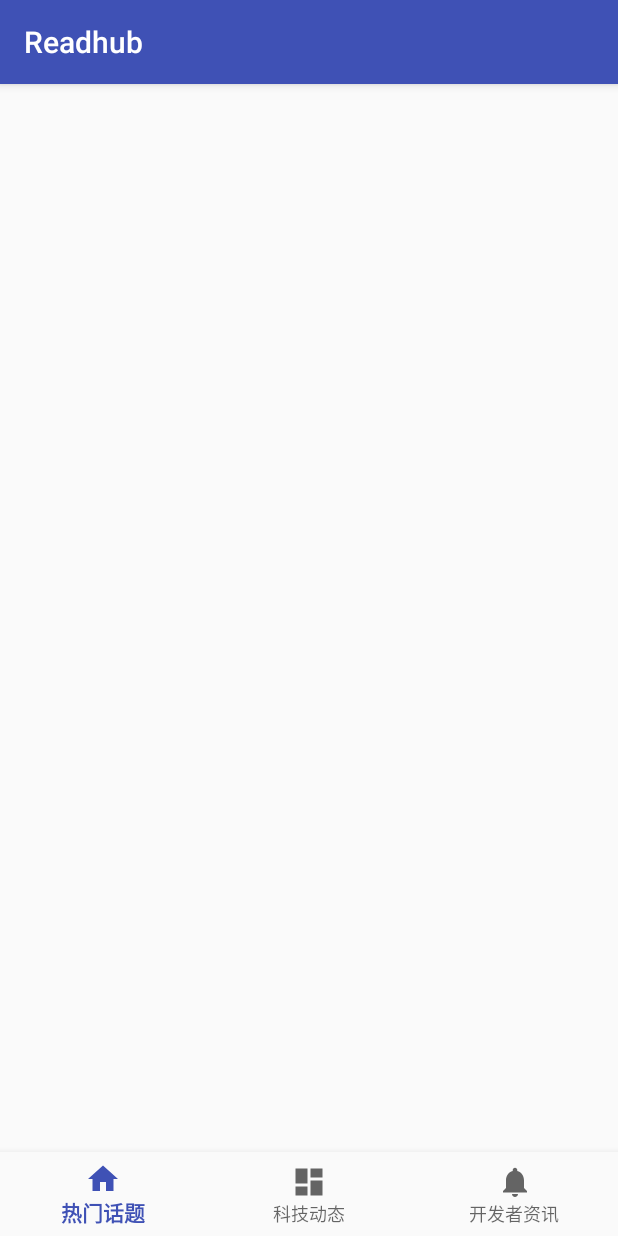
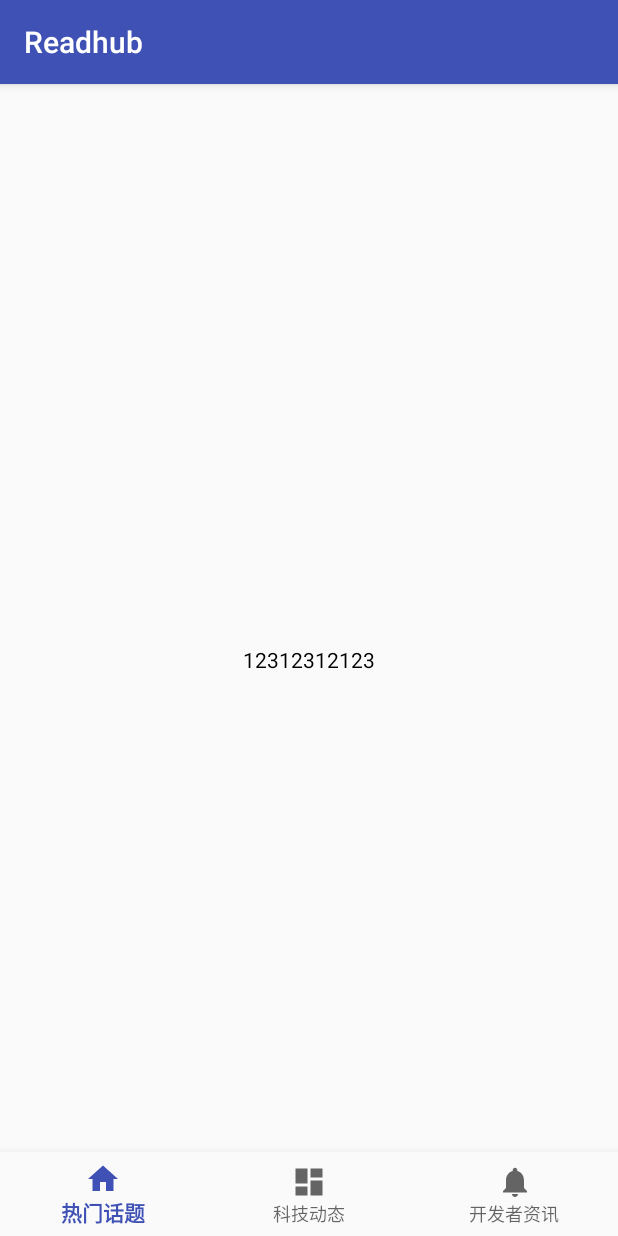
Before and after one commit to zhongbaitu/Readhub-Kotlin, an Android app: the screen it shows after launch (MainActivity), on a phone screen of 412 x 824 dp. Run offline under Robolectric (Android 15) with nearby library versions, the phone set to English and light mode, and no system bars.

Commit message:
完善首页页面切换逻辑

```diff
--- a/app/src/main/java/app/xiaobaitu/readhub/MainActivity.kt
+++ b/app/src/main/java/app/xiaobaitu/readhub/MainActivity.kt
@@ -2,8 +2,15 @@ package app.xiaobaitu.readhub
 
 import android.os.Bundle
 import android.support.design.widget.BottomNavigationView
+import android.support.v4.app.Fragment
+import android.support.v4.app.FragmentManager
+import android.support.v4.app.FragmentPagerAdapter
 import android.support.v7.app.AppCompatActivity
 import android.util.Log
+import app.xiaobaitu.readhub.base.BaseFragment
+import app.xiaobaitu.readhub.feature.news.NewsFragment
+import app.xiaobaitu.readhub.feature.technews.TechNewsFragment
+import app.xiaobaitu.readhub.feature.topic.TopicFragment
 import app.xiaobaitu.readhub.network.DataLoader
 import kotlinx.android.synthetic.main.activity_main.*
 
@@ -11,18 +18,29 @@ class MainActivity : AppCompatActivity() {
 
     val TAG : String = "MainActivity"
 
+    private val PAGE_TOPIC = 0
+    private val PAGE_NEWS = 1
+    private val PAGE_TECH_NEWS = 2
+
+    private val mRhPageAdapter:RhPageAdapter
+
+    init {
+        val fragmentList:List<BaseFragment> = listOf(TopicFragment(), NewsFragment(), TechNewsFragment())
+        mRhPageAdapter = RhPageAdapter(supportFragmentManager, fragmentList)
+    }
+
     private val mOnNavigationItemSelectedListener = BottomNavigationView.OnNavigationItemSelectedListener { item ->
         when (item.itemId) {
             R.id.navigation_home -> {
-                switchPage()
+                switchPage(PAGE_TOPIC)
                 return@OnNavigationItemSelectedListener true
             }
             R.id.navigation_dashboard -> {
-                switchPage()
+                switchPage(PAGE_NEWS)
                 return@OnNavigationItemSelectedListener true
             }
             R.id.navigation_notifications -> {
-                switchPage()
+                switchPage(PAGE_TECH_NEWS)
                 return@OnNavigationItemSelectedListener true
             }
         }
@@ -34,10 +52,12 @@ class MainActivity : AppCompatActivity() {
         setContentView(R.layout.activity_main)
 
         navigation.setOnNavigationItemSelectedListener(mOnNavigationItemSelectedListener)
+
+        mainViewPager.adapter = mRhPageAdapter
     }
 
-    private fun switchPage(){
-//        mainViewPager.adapter =
+    private fun switchPage(page:Int){
+        mainViewPager.setCurrentItem(page, true)
     }
 
     fun test() {
@@ -47,15 +67,16 @@ class MainActivity : AppCompatActivity() {
         }
     }
 
-//    internal class RhPageAdapter : PagerAdapter() {
-//
-//        override fun isViewFromObject(view: View?, `object`: Any?): Boolean {
-//            TODO("not implemented") //To change body of created functions use File | Settings | File Templates.
-//        }
-//
-//        override fun getCount(): Int {
-//            TODO("not implemented") //To change body of created functions use File | Settings | File Templates.
-//        }
-//
-//    }
+    class RhPageAdapter(fm: FragmentManager?, data:List<BaseFragment>) : FragmentPagerAdapter(fm) {
+
+        private val mFragmentList: List<BaseFragment> = data
+
+        override fun getItem(position: Int): Fragment {
+            return mFragmentList[position]
+        }
+
+        override fun getCount(): Int {
+            return mFragmentList.size
+        }
+    }
 }
--- /dev/null
+++ b/app/src/main/java/app/xiaobaitu/readhub/base/BaseFragment.kt
@@ -0,0 +1,26 @@
+package app.xiaobaitu.readhub.base
+
+import android.os.Bundle
+import android.support.v4.app.Fragment
+import android.view.LayoutInflater
+import android.view.View
+import android.view.ViewGroup
+
+/**
+ * Created by baitu on 18/1/1.
+ * Fragment基类
+ */
+abstract class BaseFragment:Fragment() {
+
+    private val mLayoutId:Int
+
+    init {
+        mLayoutId = this.getLayoutId()
+    }
+
+    override fun onCreateView(inflater: LayoutInflater?, container: ViewGroup?, savedInstanceState: Bundle?): View? {
+        return inflater?.inflate(mLayoutId, container, false)
+    }
+
+    protected abstract fun getLayoutId():Int
+}
--- /dev/null
+++ b/app/src/main/java/app/xiaobaitu/readhub/feature/news/NewsFragment.kt
@@ -0,0 +1,15 @@
+package app.xiaobaitu.readhub.feature.news
+
+import app.xiaobaitu.readhub.R
+import app.xiaobaitu.readhub.base.BaseFragment
+
+/**
+ * Created by baitu on 18/1/1.
+ * 科技动态
+ */
+class NewsFragment: BaseFragment() {
+    override fun getLayoutId(): Int {
+        return R.layout.fragment_news
+    }
+
+}
--- /dev/null
+++ b/app/src/main/java/app/xiaobaitu/readhub/feature/technews/TechNewsFragment.kt
@@ -0,0 +1,16 @@
+package app.xiaobaitu.readhub.feature.technews
+
+import app.xiaobaitu.readhub.R
+import app.xiaobaitu.readhub.base.BaseFragment
+
+/**
+ * Created by baitu on 18/1/1.
+ * 开发者咨询
+ */
+class TechNewsFragment: BaseFragment() {
+    override fun getLayoutId(): Int {
+        return R.layout.fragment_tech_news
+    }
+
+
+}
--- /dev/null
+++ b/app/src/main/java/app/xiaobaitu/readhub/feature/topic/TopicFragment.kt
@@ -0,0 +1,14 @@
+package app.xiaobaitu.readhub.feature.topic
+
+import app.xiaobaitu.readhub.R
+import app.xiaobaitu.readhub.base.BaseFragment
+
+/**
+ * Created by baitu on 18/1/1.
+ * 热门话题
+ */
+class TopicFragment: BaseFragment() {
+    override fun getLayoutId(): Int {
+        return R.layout.fragment_topic
+    }
+}
--- a/app/src/main/java/app/xiaobaitu/readhub/model/TopicInfo.kt
+++ b/app/src/main/java/app/xiaobaitu/readhub/model/TopicInfo.kt
@@ -5,8 +5,8 @@ import com.google.gson.annotations.SerializedName
 
 /**
  * Created by baitu on 18/1/1.
+ * 热门话题 bean
  */
-
 data class TopicInfo(
         @SerializedName("data") val data: List<Data>,
         @SerializedName("pageSize") val pageSize: Int, //20
--- /dev/null
+++ b/app/src/main/res/layout/fragment_topic.xml
@@ -0,0 +1,15 @@
+<?xml version="1.0" encoding="utf-8"?>
+<FrameLayout
+    xmlns:android="http://schemas.android.com/apk/res/android"
+    xmlns:tools="http://schemas.android.com/tools"
+    android:layout_width="match_parent"
+    android:layout_height="match_parent">
+
+    <TextView
+        android:layout_width="wrap_content"
+        android:layout_height="wrap_content"
+        android:layout_gravity="center"
+        android:text="12312312123"
+        android:textColor="@android:color/black"/>
+
+</FrameLayout>
```
Also changed, not shown: app/src/main/res/layout/fragment_news.xml (added, +7 -0 lines), app/src/main/res/layout/fragment_tech_news.xml (added, +7 -0 lines).
